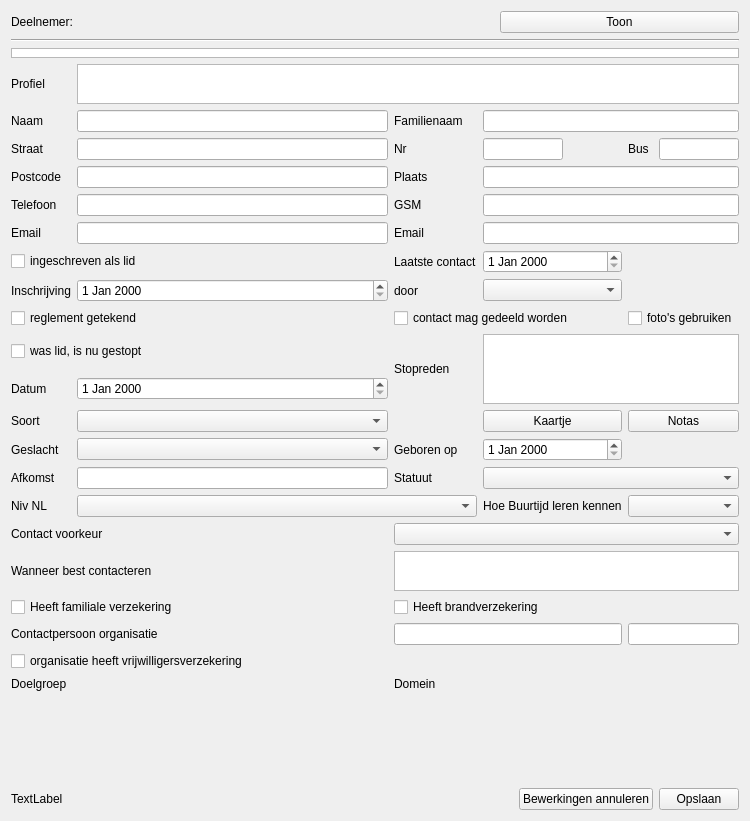
vvim/BT_deelnemers, file buurtijd_deelnemers.ui: the form before one commit.
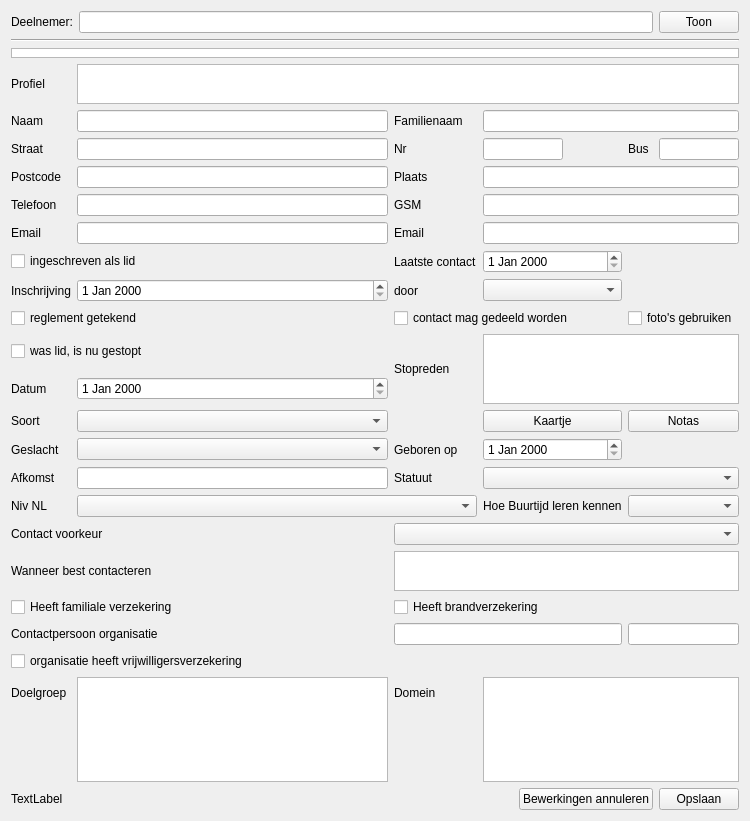
The form after the commit. Icons and pictures are not drawn. Custom widgets are drawn as their Qt base class.

Commit message:
Custom QListView named NotasListview
[TODO]
 * sort timestamp in DESCENDING order (should we use QSortFilterProxyModel ?)
 * make timestamp readable

```diff
--- a/buurtijd_deelnemers.ui
+++ b/buurtijd_deelnemers.ui
@@ -528,12 +528,12 @@
  <customwidgets>
   <customwidget>
    <class>BTListView</class>
-   <extends>QWidget</extends>
+   <extends>QListView</extends>
    <header>btlistview.h</header>
   </customwidget>
   <customwidget>
    <class>MyLineEdit</class>
-   <extends>QWidget</extends>
+   <extends>QLineEdit</extends>
    <header>mylineedit.h</header>
   </customwidget>
  </customwidgets>
```
The commit also changes 5 other files.
